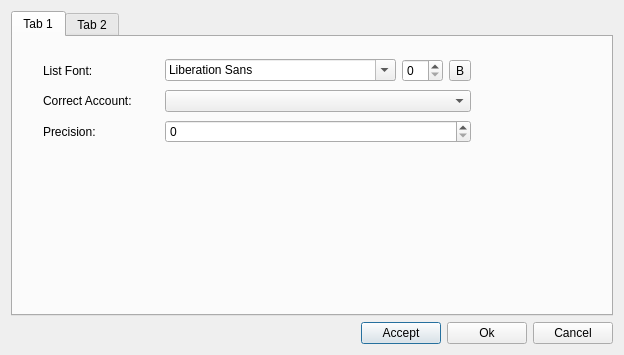
The window that settings.ui (sergey196510/mycash) describes before a commit, drawn with Qt 5.
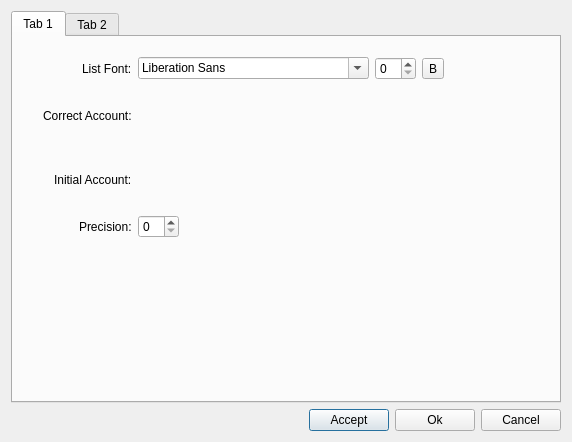
The same window after the commit. Custom widgets are drawn as their Qt base class.

```diff
--- a/settings.ui
+++ b/settings.ui
@@ -6,8 +6,8 @@
    <rect>
     <x>0</x>
     <y>0</y>
-    <width>624</width>
-    <height>355</height>
+    <width>572</width>
+    <height>442</height>
    </rect>
   </property>
   <property name="windowTitle">
@@ -25,21 +25,18 @@
         <rect>
          <x>30</x>
          <y>20</y>
-         <width>428</width>
-         <height>91</height>
+         <width>433</width>
+         <height>181</height>
         </rect>
        </property>
        <layout class="QGridLayout" name="gridLayout">
-        <item row="1" column="0">
-         <widget class="QLabel" name="label_2">
+        <item row="2" column="0" alignment="Qt::AlignRight">
+         <widget class="QLabel" name="label_4">
           <property name="text">
-           <string>Correct Account:</string>
+           <string>Initial Account:</string>
           </property>
          </widget>
         </item>
-        <item row="1" column="1">
-         <widget class="AccountComboBox" name="comboBox"/>
-        </item>
         <item row="0" column="1">
          <layout class="QHBoxLayout" name="horizontalLayout">
           <item>
@@ -53,26 +50,72 @@
             <property name="text">
              <string>B</string>
             </property>
+            <property name="checkable">
+             <bool>true</bool>
+            </property>
            </widget>
           </item>
+          <item>
+           <spacer name="horizontalSpacer_4">
+            <property name="orientation">
+             <enum>Qt::Horizontal</enum>
+            </property>
+            <property name="sizeHint" stdset="0">
+             <size>
+              <width>40</width>
+              <height>20</height>
+             </size>
+            </property>
+           </spacer>
+          </item>
          </layout>
         </item>
-        <item row="0" column="0">
+        <item row="0" column="0" alignment="Qt::AlignRight">
          <widget class="QLabel" name="label">
           <property name="text">
            <string>List Font:</string>
           </property>
          </widget>
         </item>
-        <item row="2" column="0">
+        <item row="3" column="0" alignment="Qt::AlignRight">
          <widget class="QLabel" name="label_3">
           <property name="text">
            <string>Precision:</string>
           </property>
          </widget>
         </item>
+        <item row="1" column="0" alignment="Qt::AlignRight">
+         <widget class="QLabel" name="label_2">
+          <property name="text">
+           <string>Correct Account:</string>
+          </property>
+         </widget>
+        </item>
+        <item row="3" column="1">
+         <layout class="QHBoxLayout" name="horizontalLayout_3">
+          <item>
+           <widget class="QSpinBox" name="precisionBox"/>
+          </item>
+          <item>
+           <spacer name="horizontalSpacer_2">
+            <property name="orientation">
+             <enum>Qt::Horizontal</enum>
+            </property>
+            <property name="sizeHint" stdset="0">
+             <size>
+              <width>40</width>
+              <height>20</height>
+             </size>
+            </property>
+           </spacer>
+          </item>
+         </layout>
+        </item>
+        <item row="1" column="1">
+         <widget class="AccountOper" name="correctWidget" native="true"/>
+        </item>
         <item row="2" column="1">
-         <widget class="QSpinBox" name="precisionBox"/>
+         <widget class="AccountOper" name="initialWidget" native="true"/>
         </item>
        </layout>
       </widget>
@@ -125,11 +168,6 @@
   </layout>
  </widget>
  <customwidgets>
-  <customwidget>
-   <class>AccountComboBox</class>
-   <extends>QComboBox</extends>
-   <header location="global">widgets/accountcombobox.h</header>
-  </customwidget>
   <customwidget>
    <class>OkPushButton</class>
    <extends>QPushButton</extends>
@@ -140,6 +178,12 @@
    <extends>QPushButton</extends>
    <header location="global">widgets/cancelpushbutton.h</header>
   </customwidget>
+  <customwidget>
+   <class>AccountOper</class>
+   <extends>QWidget</extends>
+   <header location="global">accountoper.h</header>
+   <container>1</container>
+  </customwidget>
  </customwidgets>
  <resources/>
  <connections/>
```
Left out of the diff: 35 changed lines with no effect on the pictures.
